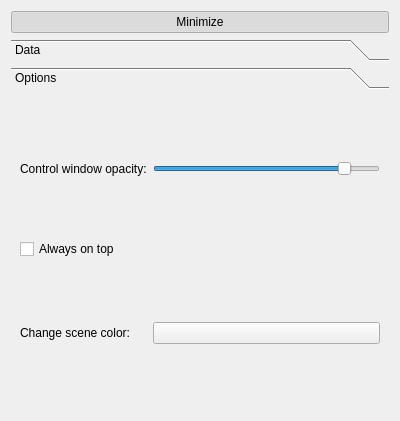
Old version of the form MNE/disp3D/control/control3dwidget.ui in the repository mne-tools/mne-cpp.
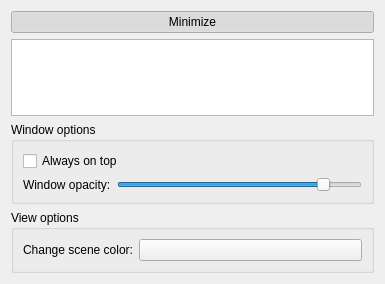
New version of the form.

Commit message: [LIB-89] Improve control3dwidget's GUI

Patch:
```diff
--- a/MNE/disp3D/control/control3dwidget.ui
+++ b/MNE/disp3D/control/control3dwidget.ui
@@ -6,8 +6,8 @@
    <rect>
     <x>0</x>
     <y>0</y>
-    <width>400</width>
-    <height>421</height>
+    <width>385</width>
+    <height>284</height>
    </rect>
   </property>
   <property name="sizePolicy">
@@ -42,73 +42,21 @@
       </widget>
      </item>
      <item>
-      <widget class="QToolBox" name="m_toolBox">
-       <property name="sizePolicy">
-        <sizepolicy hsizetype="Expanding" vsizetype="Expanding">
-         <horstretch>0</horstretch>
-         <verstretch>0</verstretch>
-        </sizepolicy>
-       </property>
-       <property name="currentIndex">
-        <number>1</number>
-       </property>
-       <widget class="QWidget" name="page">
-        <property name="geometry">
-         <rect>
-          <x>0</x>
-          <y>0</y>
-          <width>380</width>
-          <height>318</height>
-         </rect>
-        </property>
-        <attribute name="label">
-         <string>Data</string>
-        </attribute>
-        <layout class="QGridLayout" name="gridLayout">
-         <item row="0" column="0">
-          <widget class="QTreeView" name="m_treeView_loadedData">
-           <property name="sizePolicy">
-            <sizepolicy hsizetype="Expanding" vsizetype="Expanding">
-             <horstretch>0</horstretch>
-             <verstretch>0</verstretch>
-            </sizepolicy>
-           </property>
-           <property name="minimumSize">
-            <size>
-             <width>0</width>
-             <height>0</height>
-            </size>
-           </property>
-           <property name="mouseTracking">
-            <bool>false</bool>
-           </property>
-           <property name="toolTip">
-            <string/>
-           </property>
-           <property name="selectionMode">
-            <enum>QAbstractItemView::SingleSelection</enum>
-           </property>
-           <property name="selectionBehavior">
-            <enum>QAbstractItemView::SelectItems</enum>
+      <layout class="QGridLayout" name="m_gridLayout_main">
+       <item row="1" column="0">
+        <widget class="QGroupBox" name="m_groupBox_windowOptions">
+         <property name="title">
+          <string>Window options</string>
+         </property>
+         <layout class="QFormLayout" name="formLayout_2">
+          <item row="1" column="0">
+           <widget class="QLabel" name="m_label_opacity">
+            <property name="text">
+             <string>Window opacity:</string>
            </property>
           </widget>
          </item>
-        </layout>
-       </widget>
-       <widget class="QWidget" name="page_2">
-        <property name="geometry">
-         <rect>
-          <x>0</x>
-          <y>0</y>
-          <width>380</width>
-          <height>318</height>
-         </rect>
-        </property>
-        <attribute name="label">
-         <string>Options</string>
-        </attribute>
-        <layout class="QGridLayout" name="gridLayout_2">
-         <item row="0" column="1">
+          <item row="1" column="1">
           <widget class="QSlider" name="m_horizontalSlider_opacity">
            <property name="minimum">
             <number>25</number>
@@ -127,37 +75,68 @@
            </property>
           </widget>
          </item>
+          <item row="0" column="0" colspan="2">
+           <widget class="QCheckBox" name="m_checkBox_alwaysOnTop">
+            <property name="text">
+             <string>Always on top</string>
+            </property>
+           </widget>
+          </item>
+         </layout>
+        </widget>
+       </item>
+       <item row="0" column="0">
+        <widget class="QTreeView" name="m_treeView_loadedData">
+         <property name="sizePolicy">
+          <sizepolicy hsizetype="Expanding" vsizetype="Expanding">
+           <horstretch>0</horstretch>
+           <verstretch>0</verstretch>
+          </sizepolicy>
+         </property>
+         <property name="minimumSize">
+          <size>
+           <width>0</width>
+           <height>0</height>
+          </size>
+         </property>
+         <property name="mouseTracking">
+          <bool>false</bool>
+         </property>
+         <property name="toolTip">
+          <string/>
+         </property>
+         <property name="selectionMode">
+          <enum>QAbstractItemView::SingleSelection</enum>
+         </property>
+         <property name="selectionBehavior">
+          <enum>QAbstractItemView::SelectItems</enum>
+         </property>
+        </widget>
+       </item>
          <item row="2" column="0">
+        <widget class="QGroupBox" name="m_groupBox_viewOptions">
+         <property name="title">
+          <string>View options</string>
+         </property>
+         <layout class="QFormLayout" name="formLayout">
+          <item row="0" column="0">
           <widget class="QLabel" name="m_label_sceneColorPicker">
            <property name="text">
             <string>Change scene color:</string>
            </property>
           </widget>
          </item>
-         <item row="2" column="1">
+          <item row="0" column="1">
           <widget class="QPushButton" name="m_pushButton_sceneColorPicker">
            <property name="text">
             <string/>
            </property>
           </widget>
          </item>
-         <item row="0" column="0">
-          <widget class="QLabel" name="m_label_opacity">
-           <property name="text">
-            <string>Control window opacity:</string>
-           </property>
-          </widget>
-         </item>
-         <item row="1" column="0" colspan="2">
-          <widget class="QCheckBox" name="m_checkBox_alwaysOnTop">
-           <property name="text">
-            <string>Always on top</string>
-           </property>
-          </widget>
-         </item>
-        </layout>
-       </widget>
-      </widget>
+         </layout>
+        </widget>
+       </item>
+      </layout>
      </item>
     </layout>
    </item>
```
Lines whose indentation alone changed are shown as unchanged. The commit also changes 1 other file.
